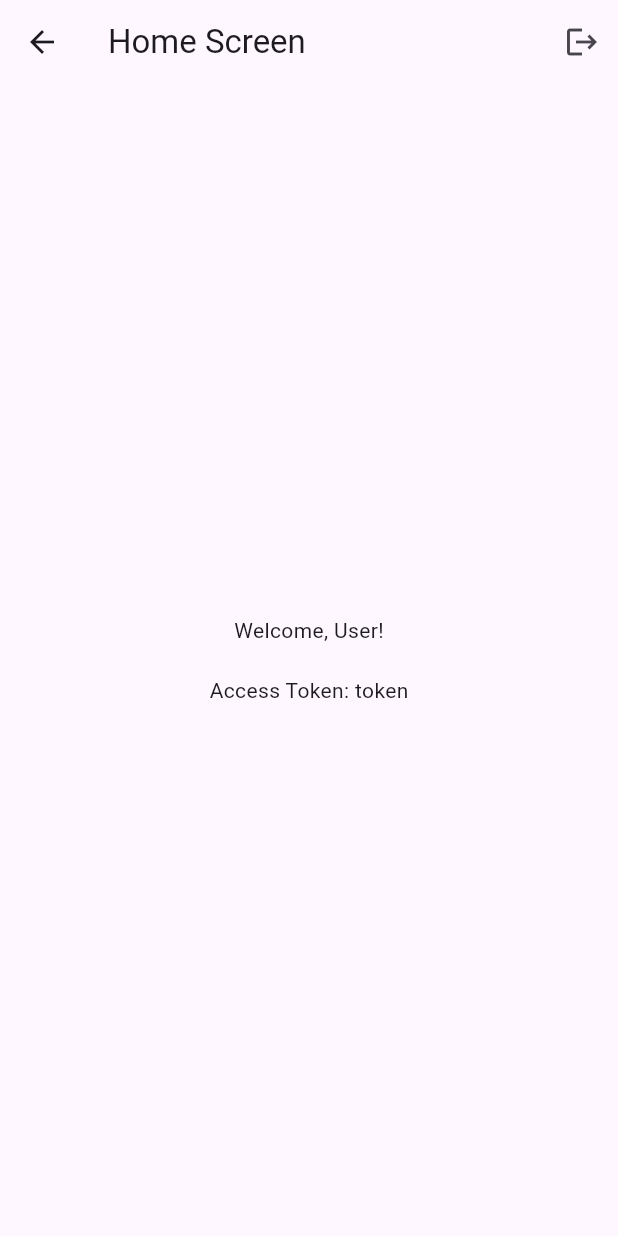
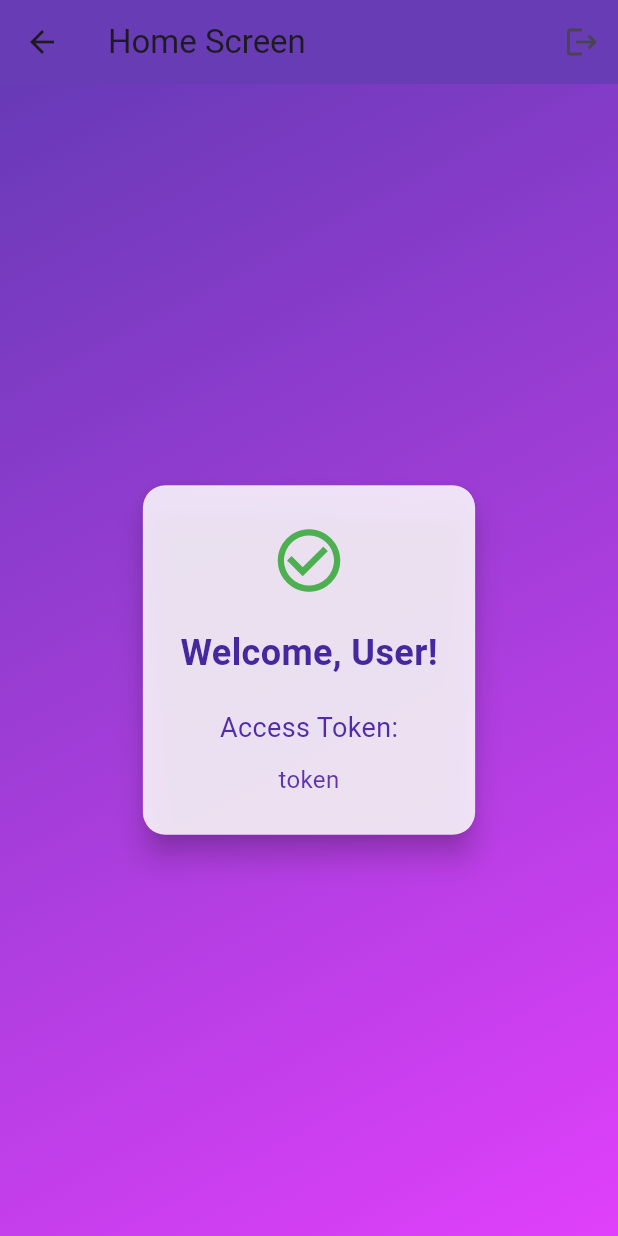
Before and after one commit to irshad800/LanaTask, a Flutter app: the HomeScreen screen opened by its route, on a phone screen of 412 x 824 dp. Run offline on Flutter 3.47's test engine with Material 3 defaults, Android fonts, the phone set to English and light mode, and no system bars; our stand-ins replace email_validator, flutter_secure_storage, local_auth; missing offline and left inert: encrypt; accounts and stored records are empty.

Commit message:
final commit

```diff
--- a/lib/auth/login_screen.dart
+++ b/lib/auth/login_screen.dart
@@ -57,8 +57,7 @@ class _LoginScreenState extends State<LoginScreen> {
                     backgroundColor: Colors.white, // Text color
                     padding: EdgeInsets.symmetric(vertical: 15),
                     shape: RoundedRectangleBorder(
-                      borderRadius:
-                          BorderRadius.circular(30), // Rounded corners
+                      borderRadius: BorderRadius.circular(30),
                     ),
                     elevation: 5, // Shadow
                   ),
@@ -151,10 +150,8 @@ class _LoginScreenState extends State<LoginScreen> {
         ScaffoldMessenger.of(context).showSnackBar(
           SnackBar(content: Text('Logged in successfully')),
         );
-        // Navigate to the next screen
         Navigator.pushReplacementNamed(context, '/home');
       } else {
-        // Authentication failed
         ScaffoldMessenger.of(context).showSnackBar(
           SnackBar(content: Text('Login failed')),
         );
--- a/lib/home_screen.dart
+++ b/lib/home_screen.dart
@@ -17,6 +17,8 @@ class HomeScreen extends StatelessWidget {
     return Scaffold(
       appBar: AppBar(
         title: Text('Home Screen'),
+        backgroundColor: Colors.deepPurple,
+        elevation: 4.0,
         actions: [
           IconButton(
             icon: Icon(Icons.logout),
@@ -24,31 +26,87 @@ class HomeScreen extends StatelessWidget {
           ),
         ],
       ),
-      body: Center(
+      body: Container(
+        decoration: BoxDecoration(
+          gradient: LinearGradient(
+            colors: [Colors.deepPurple, Colors.purpleAccent],
+            begin: Alignment.topLeft,
+            end: Alignment.bottomRight,
+          ),
+        ),
+        child: Center(
           child: FutureBuilder<String?>(
             future: _authService.getAccessToken(),
             builder: (context, snapshot) {
               if (snapshot.connectionState == ConnectionState.waiting) {
-              return CircularProgressIndicator();
+                return CircularProgressIndicator(
+                  valueColor: AlwaysStoppedAnimation<Color>(Colors.white),
+                );
               }
               if (snapshot.hasError) {
-              return Text('Error: ${snapshot.error}');
+                return Text(
+                  'Error: ${snapshot.error}',
+                  style: TextStyle(color: Colors.white),
+                );
               }
 
               final accessToken = snapshot.data;
               if (accessToken == null) {
-              return Text('No Access Token');
+                return Text(
+                  'No Access Token',
+                  style: TextStyle(color: Colors.white),
+                );
               }
 
-            return Column(
-              mainAxisAlignment: MainAxisAlignment.center,
+              return Padding(
+                padding: const EdgeInsets.all(20.0),
+                child: Card(
+                  elevation: 8.0,
+                  color: Colors.white.withOpacity(0.85),
+                  shape: RoundedRectangleBorder(
+                    borderRadius: BorderRadius.circular(15.0),
+                  ),
+                  child: Padding(
+                    padding: const EdgeInsets.all(25.0),
+                    child: Column(
+                      mainAxisSize: MainAxisSize.min,
                       children: [
-                Text('Welcome, User!'),
+                        Icon(
+                          Icons.check_circle_outline,
+                          color: Colors.green,
+                          size: 50.0,
+                        ),
                         SizedBox(height: 20),
-                Text('Access Token: $accessToken'),
+                        Text(
+                          'Welcome, User!',
+                          style: TextStyle(
+                            fontSize: 24,
+                            fontWeight: FontWeight.bold,
+                            color: Colors.deepPurple[800],
+                          ),
+                        ),
+                        SizedBox(height: 20),
+                        Text(
+                          'Access Token:',
+                          style: TextStyle(
+                              fontSize: 18, color: Colors.deepPurple[700]),
+                        ),
+                        SizedBox(height: 10),
+                        Text(
+                          accessToken,
+                          style: TextStyle(
+                            fontSize: 16,
+                            color: Colors.deepPurple[600],
+                          ),
+                          textAlign: TextAlign.center,
+                        ),
                       ],
+                    ),
+                  ),
+                ),
               );
             },
+          ),
         ),
       ),
     );
--- a/lib/main.dart
+++ b/lib/main.dart
@@ -1,7 +1,7 @@
 import 'package:flutter/material.dart';
 
 import 'auth/login_screen.dart';
-import 'home_screen.dart'; // Make sure to import HomeScreen
+import 'home_screen.dart';
 
 void main() {
   runApp(MyApp());
@@ -11,6 +11,7 @@
   @override
   Widget build(BuildContext context) {
     return MaterialApp(
+      debugShowCheckedModeBanner: false,
       title: 'Secure Authentication App',
       theme: ThemeData(
         primarySwatch: Colors.blue,
--- a/lib/utils/constants.dart
+++ b/lib/utils/constants.dart
@@ -1,5 +1,12 @@
 class Constants {
-  static const String apiBaseUrl = 'https://api.example.com/';
+  static const String apiBaseUrl = 'https://dev-845g6oozz65q5v2e.us.auth0.com/';
+
   static const String authTokenKey = 'auth_token';
   static const String refreshTokenKey = 'refresh_token';
+
+  static const String clientId = 'dRQBoYEw1Rg2EID3f41BBYg0U5cwWg99';
+  static const String clientSecret =
+      'T_VSU5X1t6jbxfIDQuuDhmeWZKqA7ZVjTknTMsTEvLIcMfxbRlZlpRtWo1e5yGlM';
+  static const String authUrl =
+      'https://dev-845g6oozz65q5v2e.us.auth0.com/oauth/token';
 }
--- a/pubspec.yaml
+++ b/pubspec.yaml
@@ -46,6 +46,7 @@ dependencies:
   provider: ^6.1.2
   flutter_dotenv: ^5.2.1
   local_auth: ^2.3.0
+  jaguar_jwt: ^3.0.0
 
 dev_dependencies:
   flutter_test:
```
Also changed, not shown: lib/auth/auth_service.dart (+42 -24 lines), pubspec.lock, 1 other file. Lines whose indentation alone changed are shown as unchanged.
